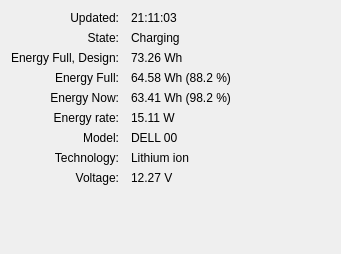
The window that src/batteryinfo.ui (lxqt/lxqt-powermanagement) describes before a commit, drawn with Qt 5.
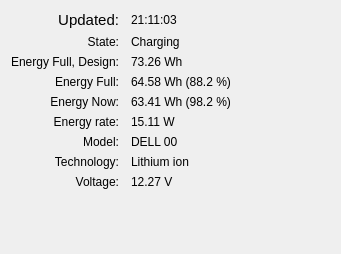
The same window after the commit.

Commit message: Correct one fontsize in batteryinfo.ui

What changed in the file:
```diff
--- a/src/batteryinfo.ui
+++ b/src/batteryinfo.ui
@@ -27,7 +27,7 @@
     <widget class="QLabel" name="updatedCaption">
      <property name="font">
       <font>
-       <pointsize>9</pointsize>
+       <pointsize>11</pointsize>
       </font>
      </property>
      <property name="text">
```
